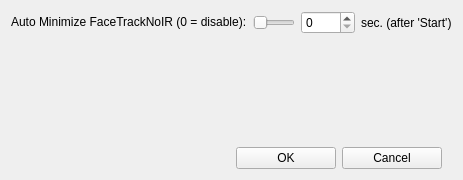
First picture: the form in FaceTrackNoIR/FTNoIR_Preferences.ui, repository aavendan/facetracknoir, before the edit.
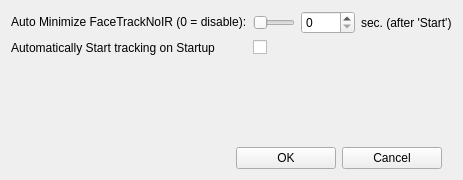
Second picture: the form after the edit. Icons and pictures are not drawn.

Commit message: AutoStart feature added

Patch:
```diff
--- a/FaceTrackNoIR/FTNoIR_Preferences.ui
+++ b/FaceTrackNoIR/FTNoIR_Preferences.ui
@@ -25,8 +25,8 @@
   </property>
   <layout class="QVBoxLayout" name="_vertical_layout">
    <item>
-    <layout class="QHBoxLayout" name="horLayCenter">
-     <item>
+    <layout class="QGridLayout" name="gridLayout">
+     <item row="0" column="0">
       <widget class="QLabel" name="textLabel2">
        <property name="sizePolicy">
         <sizepolicy hsizetype="Minimum" vsizetype="Fixed">
@@ -42,7 +42,7 @@
        </property>
       </widget>
      </item>
-     <item>
+     <item row="0" column="1">
       <widget class="QSlider" name="slideAutoMinimizeTime">
        <property name="toolTip">
         <string extracomment="Time after Start Tracker"/>
@@ -55,7 +55,7 @@
        </property>
       </widget>
      </item>
-     <item>
+     <item row="0" column="2">
       <widget class="QSpinBox" name="spinAutoMinimizeTime">
        <property name="toolTip">
         <string extracomment="Time after Start Tracker"/>
@@ -68,13 +68,27 @@
        </property>
       </widget>
      </item>
-     <item>
+     <item row="0" column="3">
       <widget class="QLabel" name="label">
        <property name="text">
         <string>sec. (after 'Start')</string>
        </property>
       </widget>
      </item>
+     <item row="1" column="1">
+      <widget class="QCheckBox" name="chkAutoStartTracking">
+       <property name="text">
+        <string/>
+       </property>
+      </widget>
+     </item>
+     <item row="1" column="0">
+      <widget class="QLabel" name="label_2">
+       <property name="text">
+        <string>Automatically Start tracking on Startup</string>
+       </property>
+      </widget>
+     </item>
     </layout>
    </item>
    <item>
```
The commit also changes 5 other files.
